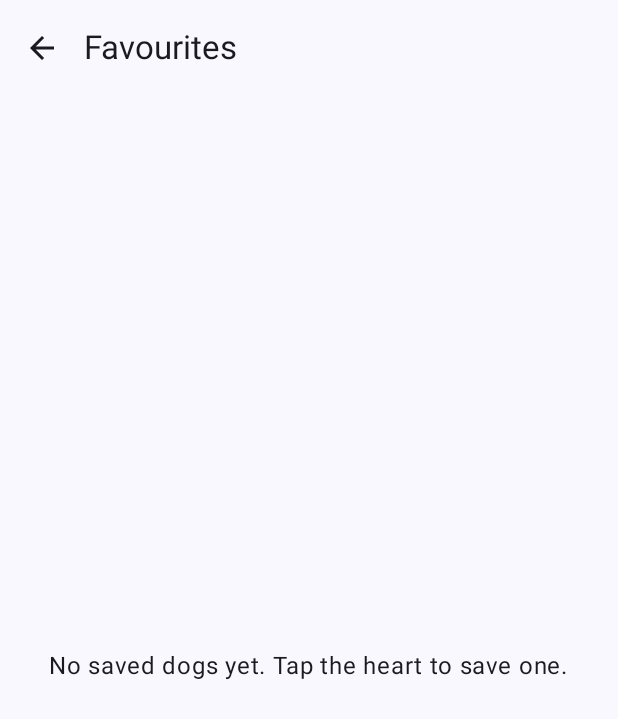
After one commit to Koushik283/PetAdoptionExplorer, an Android app built with Jetpack Compose: the FavoritesScreen screen opened through its navigation route, on a phone screen of 412 x 824 dp. The commit adds this screen. Shown: the top 719 px of the screen. Run offline under Robolectric (Android 15) with nearby library versions, the phone set to English and light mode, and no system bars; our stand-ins replace Room's generated code.

Commit message:
Add Room-backed dog favourites

```diff
--- /dev/null
+++ b/app/src/main/java/com/example/petadoptionexplorer/data/local/AppDatabase.kt
@@ -0,0 +1,30 @@
+package com.example.petadoptionexplorer.data.local
+
+import android.content.Context
+import androidx.room.Database
+import androidx.room.Room
+import androidx.room.RoomDatabase
+
+@Database(entities = [DogEntity::class], version = 1, exportSchema = false)
+abstract class AppDatabase : RoomDatabase() {
+    abstract fun dogDao(): DogDao
+
+    companion object {
+        @Volatile
+        private var INSTANCE: AppDatabase? = null
+
+        fun getInstance(context: Context): AppDatabase {
+            return INSTANCE ?: synchronized(this) {
+                val instance = Room.databaseBuilder(
+                    context.applicationContext,
+                    AppDatabase::class.java,
+                    "pet_adoption_explorer.db"
+                )
+                    .fallbackToDestructiveMigration()
+                    .build()
+                INSTANCE = instance
+                instance
+            }
+        }
+    }
+}
--- /dev/null
+++ b/app/src/main/java/com/example/petadoptionexplorer/data/local/DogDao.kt
@@ -0,0 +1,25 @@
+package com.example.petadoptionexplorer.data.local
+
+import androidx.room.Dao
+import androidx.room.Insert
+import androidx.room.OnConflictStrategy
+import androidx.room.Query
+import kotlinx.coroutines.flow.Flow
+
+@Dao
+interface DogDao {
+    @Insert(onConflict = OnConflictStrategy.REPLACE)
+    suspend fun insertDog(dog: DogEntity)
+
+    @Query("DELETE FROM dog_favorites WHERE id = :dogId")
+    suspend fun deleteById(dogId: Int)
+
+    @Query("SELECT EXISTS(SELECT 1 FROM dog_favorites WHERE id = :dogId)")
+    suspend fun isFavorite(dogId: Int): Boolean
+
+    @Query("SELECT * FROM dog_favorites ORDER BY name ASC")
+    fun getFavoriteDogs(): Flow<List<DogEntity>>
+
+    @Query("SELECT id FROM dog_favorites ORDER BY name ASC")
+    fun getFavoriteIds(): Flow<List<Int>>
+}
--- /dev/null
+++ b/app/src/main/java/com/example/petadoptionexplorer/data/local/DogRepository.kt
@@ -0,0 +1,32 @@
+package com.example.petadoptionexplorer.data.local
+
+import com.example.petadoptionexplorer.model.Dog
+import kotlinx.coroutines.flow.Flow
+import kotlinx.coroutines.flow.map
+
+class DogRepository(private val dogDao: DogDao) {
+
+    fun observeFavoriteDogs(): Flow<List<Dog>> =
+        dogDao.getFavoriteDogs().map { dogs -> dogs.map { it.toDog() } }
+
+    fun observeFavoriteIds(): Flow<Set<Int>> =
+        dogDao.getFavoriteIds().map { ids -> ids.toSet() }
+
+    suspend fun addFavorite(dog: Dog) {
+        dogDao.insertDog(DogEntity.fromDog(dog))
+    }
+
+    suspend fun removeFavorite(dogId: Int) {
+        dogDao.deleteById(dogId)
+    }
+
+    suspend fun isFavorite(dogId: Int): Boolean = dogDao.isFavorite(dogId)
+
+    suspend fun toggleFavorite(dog: Dog) {
+        if (dogDao.isFavorite(dog.id)) {
+            dogDao.deleteById(dog.id)
+        } else {
+            dogDao.insertDog(DogEntity.fromDog(dog))
+        }
+    }
+}
--- a/app/src/main/java/com/example/petadoptionexplorer/navigation/AppNavigation.kt
+++ b/app/src/main/java/com/example/petadoptionexplorer/navigation/AppNavigation.kt
@@ -5,27 +5,46 @@ import androidx.compose.runtime.getValue
 import androidx.compose.runtime.mutableStateOf
 import androidx.compose.runtime.remember
 import androidx.compose.runtime.setValue
+import androidx.compose.ui.platform.LocalContext
 import androidx.navigation.compose.NavHost
 import androidx.navigation.compose.composable
 import androidx.navigation.compose.rememberNavController
+import com.example.petadoptionexplorer.data.local.AppDatabase
+import com.example.petadoptionexplorer.data.local.DogRepository
 import com.example.petadoptionexplorer.model.Dog
 import com.example.petadoptionexplorer.ui.screens.DogDetailsScreen
 import com.example.petadoptionexplorer.ui.screens.DogHomeScreen
+import com.example.petadoptionexplorer.ui.screens.FavoritesScreen
 import com.example.petadoptionexplorer.ui.screens.SettingsScreen
 
 @Composable
 fun AppNavigation(onThemeChanged: (Boolean) -> Unit) {
+    val context = LocalContext.current.applicationContext
+    val repository = remember { DogRepository(AppDatabase.getInstance(context).dogDao()) }
     val navController = rememberNavController()
     var selectedDog by remember { mutableStateOf<Dog?>(null) }
 
     NavHost(navController = navController, startDestination = "home") {
         composable("home") {
             DogHomeScreen(
+                repository = repository,
                 onDogClick = { dog ->
                     selectedDog = dog
                     navController.navigate("details")
                 },
+                onFavoritesClick = { navController.navigate("favorites") },
                 onSettingsClick = { navController.navigate("settings") }
+            )
+        }
+
+        composable("favorites") {
+            FavoritesScreen(
+                repository = repository,
+                onDogClick = { dog ->
+                    selectedDog = dog
+                    navController.navigate("details")
+                },
+                onBack = { navController.popBackStack() }
             )
         }
 
@@ -33,6 +52,7 @@ fun AppNavigation(onThemeChanged: (Boolean) -> Unit) {
             selectedDog?.let { dog ->
                 DogDetailsScreen(
                     dog = dog,
+                    repository = repository,
                     onBack = { navController.popBackStack() }
                 )
             }
--- a/app/src/main/java/com/example/petadoptionexplorer/ui/screens/DogHomeScreen.kt
+++ b/app/src/main/java/com/example/petadoptionexplorer/ui/screens/DogHomeScreen.kt
@@ -12,6 +12,7 @@ import androidx.compose.foundation.layout.padding
 import androidx.compose.foundation.lazy.LazyColumn
 import androidx.compose.foundation.lazy.items
 import androidx.compose.material.icons.Icons
+import androidx.compose.material.icons.filled.Favorite
 import androidx.compose.material.icons.filled.Settings
 import androidx.compose.material3.CircularProgressIndicator
 import androidx.compose.material3.Icon
@@ -25,21 +26,27 @@ import androidx.compose.runtime.LaunchedEffect
 import androidx.compose.runtime.getValue
 import androidx.compose.runtime.mutableStateOf
 import androidx.compose.runtime.remember
+import androidx.compose.runtime.rememberCoroutineScope
 import androidx.compose.runtime.setValue
+import androidx.compose.runtime.collectAsState
 import androidx.compose.ui.Alignment
 import androidx.compose.ui.Modifier
 import androidx.compose.ui.res.stringResource
 import androidx.compose.ui.unit.dp
 import com.example.petadoptionexplorer.BuildConfig
 import com.example.petadoptionexplorer.R
+import com.example.petadoptionexplorer.data.local.DogRepository
 import com.example.petadoptionexplorer.data.remote.RetrofitInstance
 import com.example.petadoptionexplorer.model.Dog
 import com.example.petadoptionexplorer.ui.components.DogCard
 import com.example.petadoptionexplorer.ui.components.DogFilterSection
+import kotlinx.coroutines.launch
 
 @Composable
 fun DogHomeScreen(
+    repository: DogRepository,
     onDogClick: (Dog) -> Unit,
+    onFavoritesClick: () -> Unit,
     onSettingsClick: () -> Unit
 ) {
     var dogs by remember { mutableStateOf<List<Dog>>(emptyList()) }
@@ -48,6 +55,8 @@ fun DogHomeScreen(
     var searchText by remember { mutableStateOf("") }
     var selectedBreedGroup by remember { mutableStateOf("All") }
     var selectedOrigin by remember { mutableStateOf("All") }
+    val favoriteIds by repository.observeFavoriteIds().collectAsState(initial = emptySet())
+    val coroutineScope = rememberCoroutineScope()
 
     LaunchedEffect(Unit) {
         try {
@@ -90,14 +99,24 @@ fun DogHomeScreen(
             ) {
                 Text(
                     text = stringResource(R.string.pet_adoption_explorer_title),
-                    style = MaterialTheme.typography.headlineSmall
+                    style = MaterialTheme.typography.headlineSmall,
+                    modifier = Modifier.weight(1f)
                 )
 
-                IconButton(onClick = onSettingsClick) {
-                    Icon(
-                        imageVector = Icons.Default.Settings,
-                        contentDescription = stringResource(R.string.open_settings)
-                    )
+                Row(verticalAlignment = Alignment.CenterVertically) {
+                    IconButton(onClick = onFavoritesClick) {
+                        Icon(
+                            imageVector = Icons.Default.Favorite,
+                            contentDescription = stringResource(R.string.favourites)
+                        )
+                    }
+
+                    IconButton(onClick = onSettingsClick) {
+                        Icon(
+                            imageVector = Icons.Default.Settings,
+                            contentDescription = stringResource(R.string.open_settings)
+                        )
+                    }
                 }
             }
 
@@ -161,7 +180,16 @@ fun DogHomeScreen(
                         verticalArrangement = Arrangement.spacedBy(12.dp)
                     ) {
                         items(filteredDogs, key = { it.id }) { dog ->
-                            DogCard(dog = dog, onClick = { onDogClick(dog) })
+                            DogCard(
+                                dog = dog,
+                                isFavorite = dog.id in favoriteIds,
+                                onClick = { onDogClick(dog) },
+                                onFavoriteClick = {
+                                    coroutineScope.launch {
+                                        repository.toggleFavorite(dog)
+                                    }
+                                }
+                            )
                         }
                     }
                 }
--- /dev/null
+++ b/app/src/main/java/com/example/petadoptionexplorer/ui/screens/FavoritesScreen.kt
@@ -0,0 +1,90 @@
+package com.example.petadoptionexplorer.ui.screens
+
+import androidx.compose.foundation.layout.Box
+import androidx.compose.foundation.layout.fillMaxSize
+import androidx.compose.foundation.layout.padding
+import androidx.compose.foundation.lazy.LazyColumn
+import androidx.compose.foundation.lazy.items
+import androidx.compose.material.icons.Icons
+import androidx.compose.material.icons.automirrored.filled.ArrowBack
+import androidx.compose.material3.ExperimentalMaterial3Api
+import androidx.compose.material3.Icon
+import androidx.compose.material3.IconButton
+import androidx.compose.material3.MaterialTheme
+import androidx.compose.material3.Scaffold
+import androidx.compose.material3.Text
+import androidx.compose.material3.TopAppBar
+import androidx.compose.runtime.Composable
+import androidx.compose.runtime.getValue
+import androidx.compose.runtime.collectAsState
+import androidx.compose.runtime.rememberCoroutineScope
+import androidx.compose.ui.Alignment
+import androidx.compose.ui.Modifier
+import androidx.compose.ui.res.stringResource
+import androidx.compose.ui.unit.dp
+import com.example.petadoptionexplorer.R
+import com.example.petadoptionexplorer.data.local.DogRepository
+import com.example.petadoptionexplorer.model.Dog
+import com.example.petadoptionexplorer.ui.components.DogCard
+import kotlinx.coroutines.launch
+
+@OptIn(ExperimentalMaterial3Api::class)
+@Composable
+fun FavoritesScreen(
+    repository: DogRepository,
+    onDogClick: (Dog) -> Unit,
+    onBack: () -> Unit
+) {
+    val favoriteDogs by repository.observeFavoriteDogs().collectAsState(initial = emptyList())
+    val coroutineScope = rememberCoroutineScope()
+
+    Scaffold(
+        topBar = {
+            TopAppBar(
+                title = { Text(stringResource(R.string.favourites)) },
+                navigationIcon = {
+                    IconButton(onClick = onBack) {
+                        Icon(
+                            imageVector = Icons.AutoMirrored.Filled.ArrowBack,
+                            contentDescription = stringResource(R.string.back)
+                        )
+                    }
+                }
+            )
+        }
+    ) { innerPadding ->
+        if (favoriteDogs.isEmpty()) {
+            Box(
+                modifier = Modifier
+                    .fillMaxSize()
+                    .padding(innerPadding),
+                contentAlignment = Alignment.Center
+            ) {
+                Text(
+                    text = stringResource(R.string.no_favourites_yet),
+                    style = MaterialTheme.typography.bodyLarge
+                )
+            }
+        } else {
+            LazyColumn(
+                modifier = Modifier
+                    .fillMaxSize()
+                    .padding(innerPadding)
+                    .padding(horizontal = 16.dp, vertical = 12.dp)
+            ) {
+                items(favoriteDogs, key = { it.id }) { dog ->
+                    DogCard(
+                        dog = dog,
+                        isFavorite = true,
+                        onClick = { onDogClick(dog) },
+                        onFavoriteClick = {
+                            coroutineScope.launch {
+                                repository.removeFavorite(dog.id)
+                            }
+                        }
+                    )
+                }
+            }
+        }
+    }
+}
--- a/app/src/main/res/values/strings.xml
+++ b/app/src/main/res/values/strings.xml
@@ -19,4 +19,6 @@
     <string name="no_dogs_found">No dog breeds found.</string>
     <string name="search_no_results">No breeds match your search and selected filters.</string>
     <string name="unable_to_load_dogs">Unable to load dogs: %1$s</string>
+    <string name="favourites">Favourites</string>
+    <string name="no_favourites_yet">No saved dogs yet. Tap the heart to save one.</string>
 </resources>
--- a/gradle.properties
+++ b/gradle.properties
@@ -17,3 +17,4 @@ org.gradle.jvmargs=-Xmx2048m -Dfile.encoding=UTF-8
 org.gradle.configuration-cache=true
 # Kotlin code style for this project: "official" or "obsolete":
 kotlin.code.style=official
+android.disallowKotlinSourceSets=false
```
Also changed, not shown: app/build.gradle.kts (+8 -2 lines), app/src/main/java/com/example/petadoptionexplorer/data/local/DogEntity.kt (added, +42 -0 lines), app/src/main/java/com/example/petadoptionexplorer/ui/components/DogCard.kt (+41 -7 lines), app/src/main/java/com/example/petadoptionexplorer/ui/screens/DogDetailsScreen.kt (+30 -0 lines).
